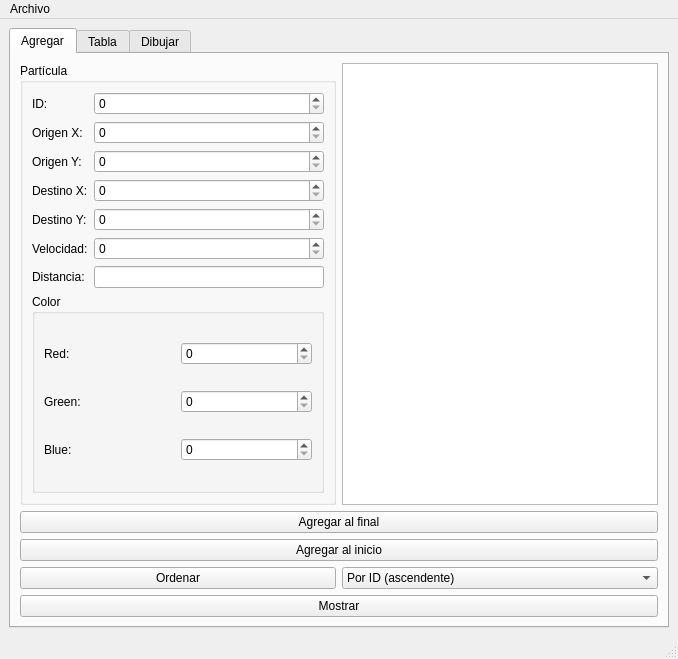
The window that mainwindow.ui (ulisesoldemar/Act-08-User_Interface) describes before a commit, drawn with Qt 5.
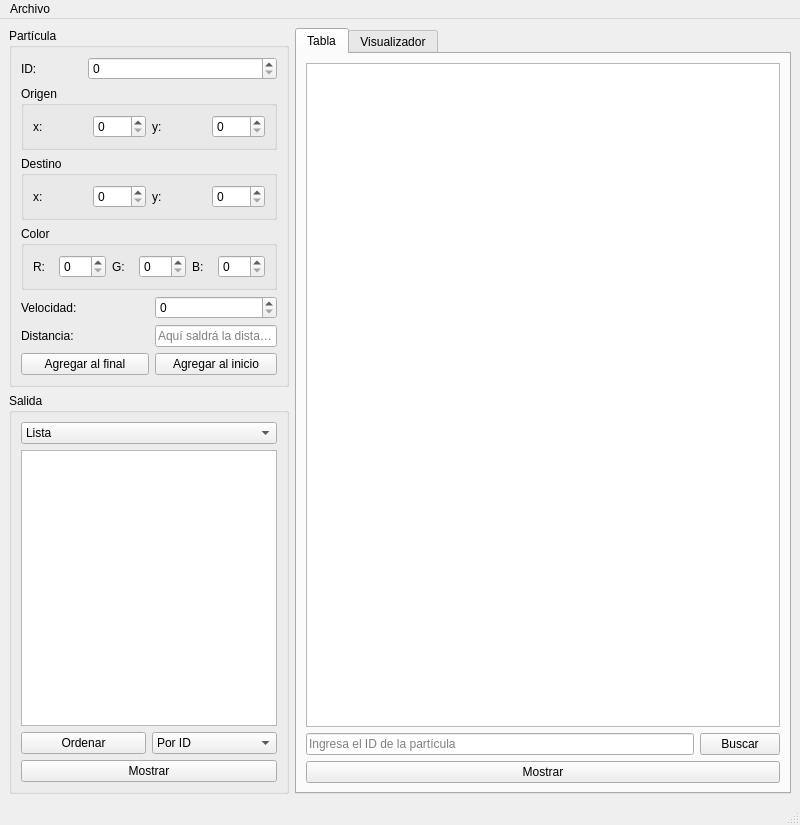
The same window after the commit.

Commit message: Actualizada la interfaz gráfica

What changed in the file:
```diff
--- a/mainwindow.ui
+++ b/mainwindow.ui
@@ -6,94 +6,79 @@
    <rect>
     <x>0</x>
     <y>0</y>
-    <width>678</width>
-    <height>659</height>
+    <width>800</width>
+    <height>825</height>
    </rect>
   </property>
   <property name="windowTitle">
-   <string>Partículas</string>
+   <string>MainWindow</string>
   </property>
   <widget class="QWidget" name="centralwidget">
-   <layout class="QGridLayout" name="gridLayout_2">
-    <item row="0" column="0">
-     <widget class="QTabWidget" name="tabWidget">
-      <property name="currentIndex">
-       <number>0</number>
-      </property>
-      <widget class="QWidget" name="tab">
-       <attribute name="title">
-        <string>Agregar</string>
-       </attribute>
-       <layout class="QGridLayout" name="gridLayout">
+   <layout class="QGridLayout" name="gridLayout_3">
         <item row="0" column="0">
          <widget class="QGroupBox" name="groupBox">
           <property name="title">
            <string>Partícula</string>
           </property>
-          <layout class="QGridLayout" name="gridLayout_3">
-           <item row="4" column="0">
-            <widget class="QLabel" name="label_5">
+      <layout class="QGridLayout" name="gridLayout">
+       <item row="6" column="2" colspan="2">
+        <widget class="QPushButton" name="agregar_inicio_pushButton">
              <property name="text">
-              <string>Destino Y:</string>
+          <string>Agregar al inicio</string>
              </property>
             </widget>
            </item>
-           <item row="0" column="1">
+       <item row="4" column="2" colspan="2">
+        <widget class="QSpinBox" name="velocidad_spinBox">
+         <property name="maximum">
+          <number>500</number>
+         </property>
+        </widget>
+       </item>
+       <item row="0" column="1" colspan="3">
             <widget class="QSpinBox" name="id_spinBox">
              <property name="maximum">
               <number>999999999</number>
              </property>
             </widget>
            </item>
-           <item row="3" column="0">
-            <widget class="QLabel" name="label_4">
-             <property name="text">
-              <string>Destino X:</string>
-             </property>
-            </widget>
-           </item>
-           <item row="2" column="0">
-            <widget class="QLabel" name="label_3">
-             <property name="text">
-              <string>Origen Y:</string>
-             </property>
-            </widget>
-           </item>
-           <item row="1" column="0">
+       <item row="1" column="0" colspan="4">
+        <widget class="QGroupBox" name="groupBox_3">
+         <property name="title">
+          <string>Origen</string>
+         </property>
+         <layout class="QHBoxLayout" name="horizontalLayout">
+          <item>
             <widget class="QLabel" name="label_2">
              <property name="text">
-              <string>Origen X:</string>
+             <string>x:</string>
              </property>
             </widget>
            </item>
-           <item row="6" column="0">
-            <widget class="QLabel" name="label_7">
-             <property name="text">
-              <string>Distancia:</string>
-             </property>
-            </widget>
-           </item>
-           <item row="6" column="1">
-            <widget class="QLineEdit" name="distancia_lineEdit">
-             <property name="readOnly">
-              <bool>true</bool>
-             </property>
-            </widget>
-           </item>
-           <item row="1" column="1">
+          <item>
             <widget class="QSpinBox" name="origen_x_spinBox">
              <property name="maximum">
               <number>500</number>
              </property>
             </widget>
            </item>
-           <item row="2" column="1">
+          <item>
+           <widget class="QLabel" name="label_3">
+            <property name="text">
+             <string>y:</string>
+            </property>
+           </widget>
+          </item>
+          <item>
             <widget class="QSpinBox" name="origen_y_spinBox">
              <property name="maximum">
               <number>500</number>
              </property>
             </widget>
            </item>
+         </layout>
+        </widget>
+       </item>
            <item row="0" column="0">
             <widget class="QLabel" name="label">
              <property name="text">
@@ -101,62 +86,62 @@
              </property>
             </widget>
            </item>
-           <item row="3" column="1">
-            <widget class="QSpinBox" name="destino_x_spinBox">
-             <property name="maximum">
-              <number>500</number>
+       <item row="5" column="0" colspan="2">
+        <widget class="QLabel" name="label_13">
+         <property name="text">
+          <string>Distancia:</string>
              </property>
             </widget>
            </item>
-           <item row="4" column="1">
-            <widget class="QSpinBox" name="destino_y_spinBox">
-             <property name="maximum">
-              <number>500</number>
+       <item row="4" column="0" colspan="2">
+        <widget class="QLabel" name="label_12">
+         <property name="text">
+          <string>Velocidad:</string>
              </property>
             </widget>
            </item>
-           <item row="7" column="0" colspan="2">
-            <widget class="QGroupBox" name="color_groupBox">
+       <item row="3" column="0" colspan="4">
+        <widget class="QGroupBox" name="groupBox_5">
              <property name="title">
               <string>Color</string>
              </property>
-             <layout class="QGridLayout" name="gridLayout_4">
-              <item row="0" column="0">
-               <widget class="QLabel" name="label_8">
+         <layout class="QHBoxLayout" name="horizontalLayout_3">
+          <item>
+           <widget class="QLabel" name="label_6">
                 <property name="text">
-                 <string>Red:</string>
+             <string>R:</string>
                 </property>
                </widget>
               </item>
-              <item row="2" column="0">
-               <widget class="QLabel" name="label_10">
-                <property name="text">
-                 <string>Blue:</string>
-                </property>
-               </widget>
-              </item>
-              <item row="1" column="0">
-               <widget class="QLabel" name="label_9">
-                <property name="text">
-                 <string>Green:</string>
-                </property>
-               </widget>
-              </item>
-              <item row="0" column="1">
+          <item>
                <widget class="QSpinBox" name="red_spinBox">
                 <property name="maximum">
                  <number>255</number>
                 </property>
                </widget>
               </item>
-              <item row="1" column="1">
+          <item>
+           <widget class="QLabel" name="label_7">
+            <property name="text">
+             <string>G:</string>
+            </property>
+           </widget>
+          </item>
+          <item>
                <widget class="QSpinBox" name="green_spinBox">
                 <property name="maximum">
                  <number>255</number>
                 </property>
                </widget>
               </item>
-              <item row="2" column="1">
+          <item>
+           <widget class="QLabel" name="label_8">
+            <property name="text">
+             <string>B:</string>
+            </property>
+           </widget>
+          </item>
+          <item>
                <widget class="QSpinBox" name="blue_spinBox">
                 <property name="maximum">
                  <number>255</number>
@@ -166,15 +151,35 @@
              </layout>
             </widget>
            </item>
-           <item row="5" column="0">
-            <widget class="QLabel" name="label_6">
+       <item row="2" column="0" colspan="4">
+        <widget class="QGroupBox" name="groupBox_4">
+         <property name="title">
+          <string>Destino</string>
+         </property>
+         <layout class="QHBoxLayout" name="horizontalLayout_2">
+          <item>
+           <widget class="QLabel" name="label_4">
              <property name="text">
-              <string>Velocidad:</string>
+             <string>x:</string>
              </property>
             </widget>
            </item>
-           <item row="5" column="1">
-            <widget class="QSpinBox" name="velocidad_spinBox">
+          <item>
+           <widget class="QSpinBox" name="destino_x_spinBox">
+            <property name="maximum">
+             <number>500</number>
+            </property>
+           </widget>
+          </item>
+          <item>
+           <widget class="QLabel" name="label_5">
+            <property name="text">
+             <string>y:</string>
+            </property>
+           </widget>
+          </item>
+          <item>
+           <widget class="QSpinBox" name="destino_y_spinBox">
              <property name="maximum">
               <number>500</number>
              </property>
@@ -183,70 +188,36 @@
           </layout>
          </widget>
         </item>
-        <item row="0" column="1">
-         <widget class="QPlainTextEdit" name="salida_plainTextEdit">
-          <property name="readOnly">
-           <bool>true</bool>
-          </property>
-         </widget>
-        </item>
-        <item row="3" column="0">
-         <widget class="QPushButton" name="ordenar_pushButton">
-          <property name="text">
-           <string>Ordenar</string>
-          </property>
-         </widget>
-        </item>
-        <item row="3" column="1">
-         <widget class="QComboBox" name="ordenar_comboBox">
-          <item>
-           <property name="text">
-            <string>Por ID (ascendente)</string>
-           </property>
-          </item>
-          <item>
-           <property name="text">
-            <string>Por distancia (descendente)</string>
-           </property>
-          </item>
-          <item>
-           <property name="text">
-            <string>Por velocidad (ascendente)</string>
-           </property>
-          </item>
-         </widget>
-        </item>
-        <item row="1" column="0" colspan="2">
+       <item row="6" column="0" colspan="2">
          <widget class="QPushButton" name="agregar_final_pushButton">
           <property name="text">
            <string>Agregar al final</string>
           </property>
          </widget>
         </item>
-        <item row="2" column="0" colspan="2">
-         <widget class="QPushButton" name="agregar_inicio_pushButton">
-          <property name="text">
-           <string>Agregar al inicio</string>
-          </property>
-         </widget>
-        </item>
-        <item row="4" column="0" colspan="2">
-         <widget class="QPushButton" name="mostrar_pushButton">
-          <property name="text">
-           <string>Mostrar</string>
+       <item row="5" column="2" colspan="2">
+        <widget class="QLineEdit" name="distancia_lineEdit">
+         <property name="readOnly">
+          <bool>true</bool>
+         </property>
+         <property name="placeholderText">
+          <string>Aquí saldrá la distancia</string>
           </property>
          </widget>
         </item>
        </layout>
       </widget>
-      <widget class="QWidget" name="tab_2">
+    </item>
+    <item row="0" column="1" rowspan="2">
+     <widget class="QTabWidget" name="tabWidget">
+      <property name="currentIndex">
+       <number>0</number>
+      </property>
+      <widget class="QWidget" name="tab_tabla">
        <attribute name="title">
         <string>Tabla</string>
        </attribute>
-       <layout class="QGridLayout" name="gridLayout_5">
-        <item row="0" column="0" colspan="3">
-         <widget class="QTableWidget" name="tabla"/>
-        </item>
+       <layout class="QGridLayout" name="gridLayout_4">
         <item row="1" column="0">
          <widget class="QLineEdit" name="buscar_lineEdit">
           <property name="placeholderText">
@@ -254,6 +225,16 @@
           </property>
          </widget>
         </item>
+        <item row="0" column="0" colspan="2">
+         <widget class="QTableWidget" name="tabla"/>
+        </item>
+        <item row="2" column="0" colspan="2">
+         <widget class="QPushButton" name="mostrar_tabla_pushButton">
+          <property name="text">
+           <string>Mostrar</string>
+          </property>
+         </widget>
+        </item>
         <item row="1" column="1">
          <widget class="QPushButton" name="buscar_pushButton">
           <property name="text">
@@ -261,32 +242,25 @@
           </property>
          </widget>
         </item>
-        <item row="1" column="2">
-         <widget class="QPushButton" name="mostrar_pushButton_tabla">
-          <property name="text">
-           <string>Mostrar</string>
-          </property>
-         </widget>
-        </item>
        </layout>
       </widget>
-      <widget class="QWidget" name="tab_3">
+      <widget class="QWidget" name="tab_visualizador">
        <attribute name="title">
-        <string>Dibujar</string>
+        <string>Visualizador</string>
        </attribute>
-       <layout class="QGridLayout" name="gridLayout_6">
+       <layout class="QGridLayout" name="gridLayout_5">
         <item row="0" column="0" colspan="2">
          <widget class="QGraphicsView" name="graphicsView"/>
         </item>
         <item row="1" column="0">
-         <widget class="QPushButton" name="dibujar">
+         <widget class="QPushButton" name="dibujar_pushButton">
           <property name="text">
            <string>Dibujar</string>
           </property>
          </widget>
         </item>
         <item row="1" column="1">
-         <widget class="QPushButton" name="limpiar">
+         <widget class="QPushButton" name="limpiar_pushButton">
           <property name="text">
            <string>Limpiar</string>
           </property>
@@ -296,15 +270,77 @@
       </widget>
      </widget>
     </item>
-   </layout>
-  </widget>
-  <widget class="QStatusBar" name="statusbar"/>
-  <widget class="QMenuBar" name="menuBar">
+    <item row="1" column="0">
+     <widget class="QGroupBox" name="groupBox_2">
+      <property name="title">
+       <string>Salida</string>
+      </property>
+      <layout class="QGridLayout" name="gridLayout_2">
+       <item row="0" column="0" colspan="2">
+        <widget class="QComboBox" name="salida_comboBox">
+         <item>
+          <property name="text">
+           <string>Lista</string>
+          </property>
+         </item>
+         <item>
+          <property name="text">
+           <string>Grafo</string>
+          </property>
+         </item>
+        </widget>
+       </item>
+       <item row="1" column="0" colspan="2">
+        <widget class="QPlainTextEdit" name="salida_plainTextEdit">
+         <property name="readOnly">
+          <bool>true</bool>
+         </property>
+        </widget>
+       </item>
+       <item row="2" column="0">
+        <widget class="QPushButton" name="ordenar_pushButton">
+         <property name="text">
+          <string>Ordenar</string>
+         </property>
+        </widget>
+       </item>
+       <item row="2" column="1">
+        <widget class="QComboBox" name="ordenar_comboBox">
+         <item>
+          <property name="text">
+           <string>Por ID</string>
+          </property>
+         </item>
+         <item>
+          <property name="text">
+           <string>Por distancia</string>
+          </property>
+         </item>
+         <item>
+          <property name="text">
+           <string>Por velocidad</string>
+          </property>
+         </item>
+        </widget>
+       </item>
+       <item row="3" column="0" colspan="2">
+        <widget class="QPushButton" name="mostrar_pushButton">
+         <property name="text">
+          <string>Mostrar</string>
+         </property>
+        </widget>
+       </item>
+      </layout>
+     </widget>
+    </item>
+   </layout>
+  </widget>
+  <widget class="QMenuBar" name="menubar">
    <property name="geometry">
     <rect>
      <x>0</x>
      <y>0</y>
-     <width>678</width>
+     <width>800</width>
      <height>25</height>
     </rect>
    </property>
@@ -315,11 +351,14 @@
     <addaction name="actionAbrir"/>
     <addaction name="actionGuardar"/>
     <addaction name="separator"/>
+    <addaction name="actionLista"/>
+    <addaction name="actionGrafo"/>
     <addaction name="separator"/>
     <addaction name="actionSalir"/>
    </widget>
    <addaction name="menuArchivo"/>
   </widget>
+  <widget class="QStatusBar" name="statusbar"/>
   <action name="actionAbrir">
    <property name="text">
     <string>Abrir</string>
@@ -344,6 +383,22 @@
     <string>Ctrl+Q</string>
    </property>
   </action>
+  <action name="actionLista">
+   <property name="text">
+    <string>Lista</string>
+   </property>
+   <property name="shortcut">
+    <string>Ctrl+L</string>
+   </property>
+  </action>
+  <action name="actionGrafo">
+   <property name="text">
+    <string>Grafo</string>
+   </property>
+   <property name="shortcut">
+    <string>Ctrl+G</string>
+   </property>
+  </action>
  </widget>
  <resources/>
  <connections/>
```
Lines whose indentation alone changed are shown as unchanged. The commit also changes 1 other file.
